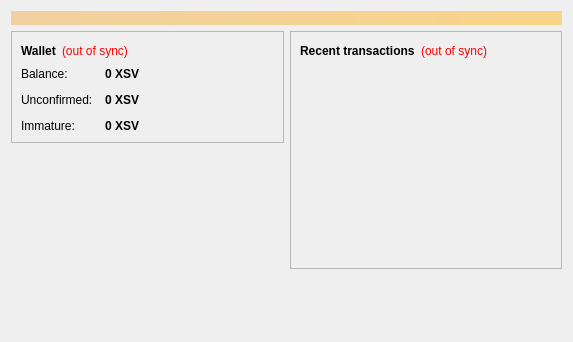
Old version of the form src/qt/forms/overviewpage.ui in the repository UmbrellaHoldings/ULTC.
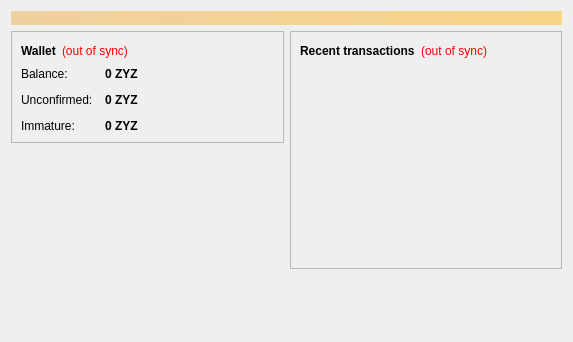
New version of the form. Icons and pictures are not drawn.

The edit to the form file:
```diff
--- a/src/qt/forms/overviewpage.ui
+++ b/src/qt/forms/overviewpage.ui
@@ -122,7 +122,7 @@
                <string>Your current balance</string>
               </property>
               <property name="text">
-               <string notr="true">0 XSV</string>
+               <string notr="true">0 ZYZ</string>
               </property>
               <property name="textInteractionFlags">
                <set>Qt::LinksAccessibleByMouse|Qt::TextSelectableByKeyboard|Qt::TextSelectableByMouse</set>
@@ -151,7 +151,7 @@
                <string>Total of transactions that have yet to be confirmed, and do not yet count toward the current balance</string>
               </property>
               <property name="text">
-               <string notr="true">0 XSV</string>
+               <string notr="true">0 ZYZ</string>
               </property>
               <property name="textInteractionFlags">
                <set>Qt::LinksAccessibleByMouse|Qt::TextSelectableByKeyboard|Qt::TextSelectableByMouse</set>
@@ -177,7 +177,7 @@
                <string>Mined balance that has not yet matured</string>
               </property>
               <property name="text">
-               <string notr="true">0 XSV</string>
+               <string notr="true">0 ZYZ</string>
               </property>
               <property name="textInteractionFlags">
                <set>Qt::LinksAccessibleByMouse|Qt::TextSelectableByKeyboard|Qt::TextSelectableByMouse</set>
```
Left out of the diff: 4 changed lines with no effect on the pictures.
